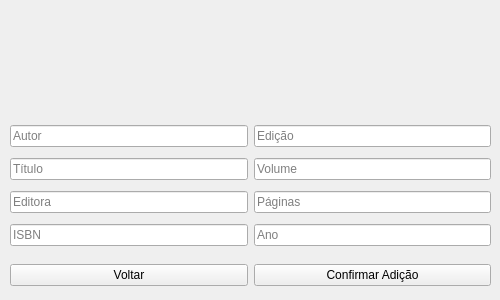
Qt form cliente/telas/designer/tela_livro.ui (272188/sistema_bibliotecario) before a commit.
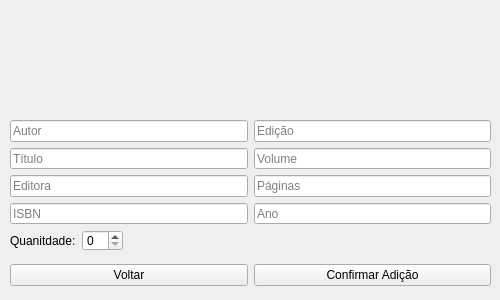
The same form after that commit. Icons and pictures are not drawn.

Commit message: cadastro de usuarios e livros

Diff of the .ui file:
```diff
--- a/cliente/telas/designer/tela_livro.ui
+++ b/cliente/telas/designer/tela_livro.ui
@@ -35,6 +35,13 @@
     </rect>
    </property>
    <layout class="QGridLayout" name="gridLayout">
+    <item row="3" column="1">
+     <widget class="QLineEdit" name="caixa_ano">
+      <property name="placeholderText">
+       <string>Ano</string>
+      </property>
+     </widget>
+    </item>
     <item row="1" column="0">
      <widget class="QLineEdit" name="caixa_titulo">
       <property name="placeholderText">
@@ -49,10 +56,10 @@
       </property>
      </widget>
     </item>
-    <item row="0" column="0">
-     <widget class="QLineEdit" name="caixa_autor">
+    <item row="2" column="1">
+     <widget class="QLineEdit" name="caixa_paginas">
       <property name="placeholderText">
-       <string>Autor</string>
+       <string>Páginas</string>
       </property>
      </widget>
     </item>
@@ -77,19 +84,46 @@
       </property>
      </widget>
     </item>
-    <item row="2" column="1">
-     <widget class="QLineEdit" name="caixa_paginas">
+    <item row="0" column="0">
+     <widget class="QLineEdit" name="caixa_autor">
       <property name="placeholderText">
-       <string>Páginas</string>
+       <string>Autor</string>
       </property>
      </widget>
     </item>
-    <item row="3" column="1">
-     <widget class="QLineEdit" name="caixa_ano">
-      <property name="placeholderText">
-       <string>Ano</string>
-      </property>
-     </widget>
+    <item row="4" column="0">
+     <layout class="QHBoxLayout" name="horizontalLayout_3">
+      <item>
+       <widget class="QLabel" name="label_quantidade">
+        <property name="text">
+         <string>Quanitdade:</string>
+        </property>
+       </widget>
+      </item>
+      <item>
+       <widget class="QSpinBox" name="spin_qntd">
+        <property name="maximumSize">
+         <size>
+          <width>50</width>
+          <height>16777215</height>
+         </size>
+        </property>
+       </widget>
+      </item>
+      <item>
+       <spacer name="horizontalSpacer">
+        <property name="orientation">
+         <enum>Qt::Horizontal</enum>
+        </property>
+        <property name="sizeHint" stdset="0">
+         <size>
+          <width>40</width>
+          <height>20</height>
+         </size>
+        </property>
+       </spacer>
+      </item>
+     </layout>
     </item>
    </layout>
   </widget>
@@ -144,8 +178,7 @@
        </size>
       </property>
       <property name="styleSheet">
-       <string notr="true">background-repeat: no-repeat;
-background-image: url(:/livros/login_livros.png);</string>
+       <string notr="true"/>
       </property>
       <property name="text">
        <string/>
@@ -153,6 +186,9 @@
       <property name="textFormat">
        <enum>Qt::AutoText</enum>
       </property>
+      <property name="pixmap">
+       <pixmap>../img/login_livros.png</pixmap>
+      </property>
      </widget>
     </item>
    </layout>
```
The commit also changes 17 other files.
